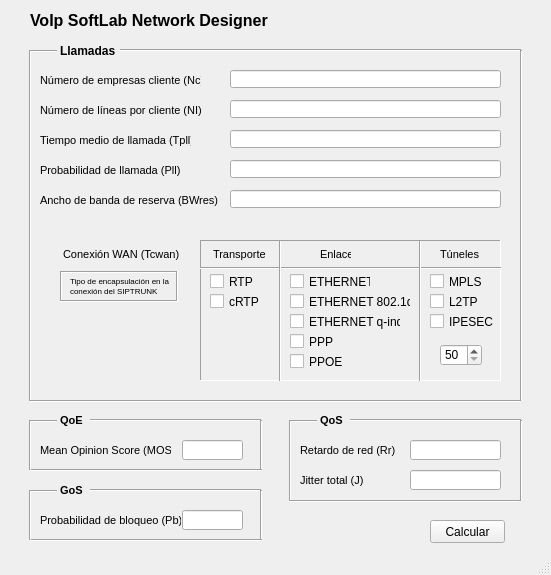
Before: the Qt Designer form VoIp_SoftLab.ui in JesusdelCas99/Laboratorio_de_Telematica_P2, drawn with Qt 5.
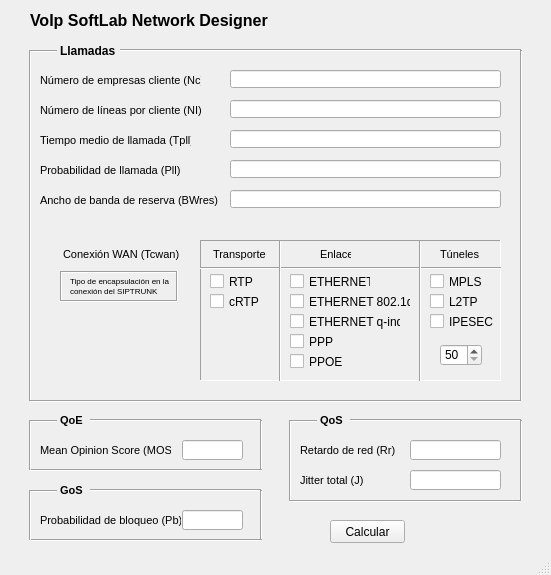
After: the same form once the commit is applied.

Diff of the .ui file:
```diff
--- a/VoIp_SoftLab.ui
+++ b/VoIp_SoftLab.ui
@@ -294,7 +294,7 @@
      <rect>
       <x>30</x>
       <y>10</y>
-      <width>341</width>
+      <width>261</width>
       <height>21</height>
      </rect>
     </property>
@@ -921,7 +921,7 @@
    <widget class="QPushButton" name="pushButton">
     <property name="geometry">
      <rect>
-      <x>430</x>
+      <x>330</x>
       <y>520</y>
       <width>75</width>
       <height>23</height>
```
